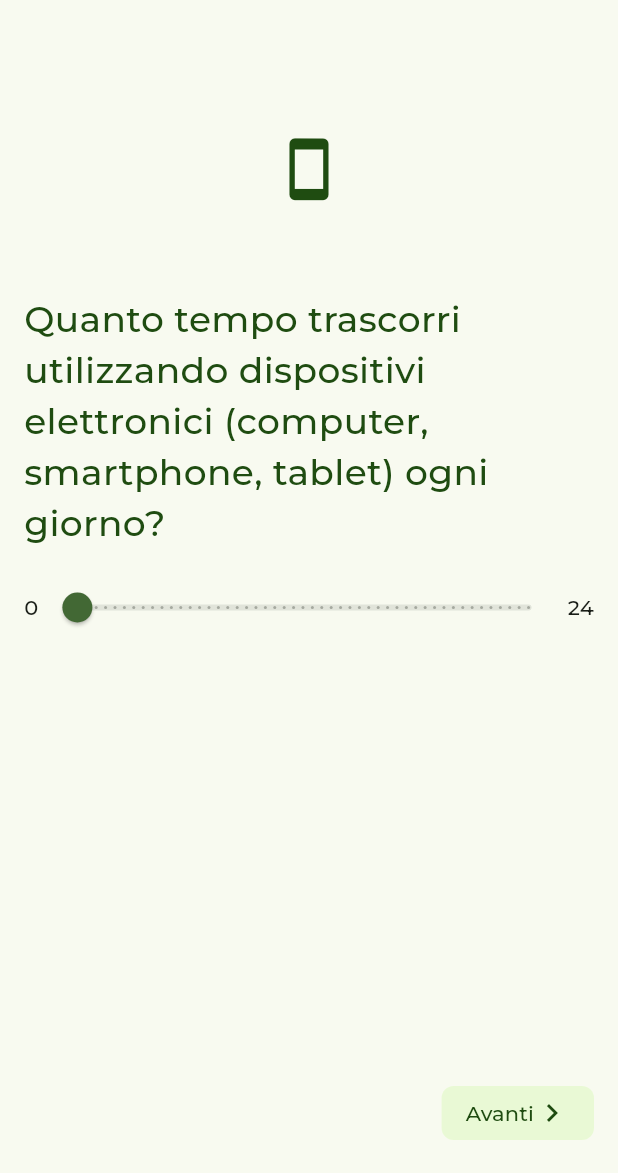
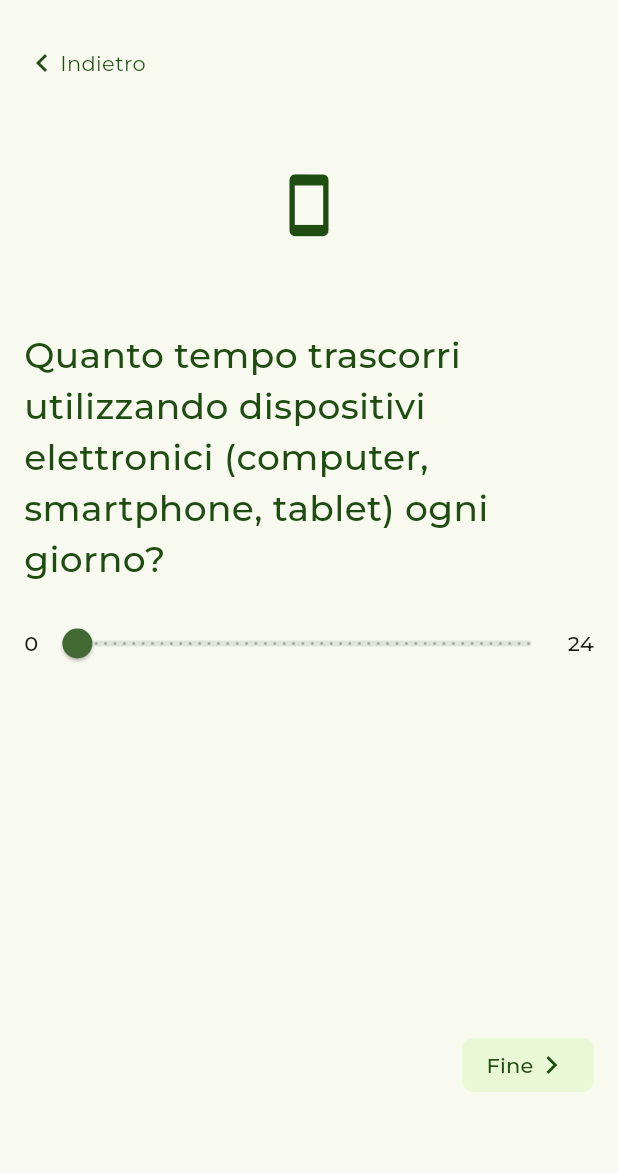
Before and after one commit to veetaw/CarbonSense-IUM, a Flutter app: the Calculator screen opened directly, swiped to page 3, on a phone screen of 412 x 824 dp, the part 63-1236 px from its top. Run offline on Flutter 3.47's test engine with Material 2 defaults, Android fonts, the phone set to English and light mode, and no system bars; our stand-ins replace flutter_map, font_awesome_flutter, google_fonts, latlong2, shared_preferences; missing offline and left inert: flutter_map_marker_popup; accounts and stored records are empty.

Commit message:
Initial implementation of calculator logic

```diff
--- a/lib/components/chat_bubble.dart
+++ b/lib/components/chat_bubble.dart
@@ -120,6 +120,7 @@ class ChatBubble extends StatelessWidget {
                               kRoundBorderRadius / 2,
                             ),
                             onTap: () {
+                              print("hei, ${onQuickQuestionTap == null}");
                               if (onQuickQuestionTap != null) {
                                 onQuickQuestionTap!(e);
                               }
--- a/lib/components/custom_slider.dart
+++ b/lib/components/custom_slider.dart
@@ -4,10 +4,11 @@ import 'package:google_fonts/google_fonts.dart';
 class CustomSlider extends StatefulWidget {
   final double max;
   final double min;
-  final double initialValue;
+  final double? initialValue;
   final EdgeInsets padding;
   final bool round;
   final int? steps;
+  final Function(double) onChange;
 
   const CustomSlider({
     super.key,
@@ -17,6 +18,7 @@ class CustomSlider extends StatefulWidget {
     this.padding = EdgeInsets.zero,
     this.round = false,
     this.steps,
+    required this.onChange,
   });
 
   @override
@@ -28,7 +30,7 @@ class _CustomSliderState extends State<CustomSlider> {
 
   @override
   void initState() {
-    value ??= widget.initialValue;
+    value ??= (widget.initialValue ?? 0);
     super.initState();
   }
 
@@ -52,6 +54,7 @@ class _CustomSliderState extends State<CustomSlider> {
               value: value!,
               divisions: widget.steps,
               onChanged: (v) {
+                widget.onChange(v);
                 setState(() => value = v);
               },
               label: widget.round
--- a/lib/screens/calculator.dart
+++ b/lib/screens/calculator.dart
@@ -14,10 +14,21 @@ import 'package:google_fonts/google_fonts.dart';
   Quante ore trascorri in aereo ogni anno (calcola una media giornaliera)?
    */
 
-class Calculator extends StatelessWidget {
+class Calculator extends StatefulWidget {
+  const Calculator({super.key});
+
+  @override
+  State<Calculator> createState() => _CalculatorState();
+}
+
+class _CalculatorState extends State<Calculator> {
+  double? kmAuto;
+  double? kmMezzi;
+  double? oreAereo;
+  double? kwhCasa;
+  double? oreUsoTablet;
+
   final PageController _pageController = PageController();
-
-  Calculator({super.key});
 
   Widget _buildNextButton() {
     return MaterialButton(
@@ -37,6 +48,74 @@ class Calculator extends StatelessWidget {
         children: [
           Text(
             "Avanti",
+            style: GoogleFonts.montserrat(
+              color: kDarkGreen,
+            ),
+          ),
+          const Icon(
+            Icons.keyboard_arrow_right_outlined,
+            color: kDarkGreen,
+          ),
+        ],
+      ),
+    );
+  }
+
+  Widget _buildPrevButton() {
+    return Align(
+      alignment: Alignment.topLeft,
+      child: InkWell(
+        onTap: () => _pageController.previousPage(
+          duration: const Duration(milliseconds: 250),
+          curve: Curves.ease,
+        ),
+        child: Row(
+          children: [
+            const Icon(
+              Icons.keyboard_arrow_left_outlined,
+              color: kDarkGreen,
+            ),
+            Text(
+              "Indietro",
+              style: GoogleFonts.montserrat(
+                color: kDarkGreen,
+              ),
+            ),
+          ],
+        ),
+      ),
+    );
+  }
+
+  Widget _buildFinishButton() {
+    return MaterialButton(
+      color: kLightGreen4.withOpacity(.5),
+      shape: RoundedRectangleBorder(
+        borderRadius: BorderRadius.circular(8),
+      ),
+      elevation: 0,
+      onPressed: () {
+        double kmAutoMultiplied = (kmAuto ?? 0) * 20;
+        double kmMezziMultiplied = (kmMezzi ?? 0) * 0.8;
+        double oreAereoMultipied = (oreAereo ?? 0) * 35;
+        double kwhCasaMultiplied = (kwhCasa ?? 0) * 15;
+        double oreUsoTabletMultiplied = (oreUsoTablet ?? 0) * 1;
+
+        double result = kmAutoMultiplied +
+            kmMezziMultiplied +
+            oreAereoMultipied +
+            kwhCasaMultiplied +
+            oreUsoTabletMultiplied;
+
+        double normalizedResult = (result / 14184) * 5;
+
+        print(normalizedResult);
+      },
+      child: Row(
+        mainAxisSize: MainAxisSize.min,
+        children: [
+          Text(
+            "Fine",
             style: GoogleFonts.montserrat(
               color: kDarkGreen,
             ),
@@ -84,9 +163,11 @@ class Calculator extends StatelessWidget {
                 ),
               ),
             ),
-            const CustomSlider(
-              padding: EdgeInsets.symmetric(vertical: 16),
+            CustomSlider(
+              padding: const EdgeInsets.symmetric(vertical: 16),
               max: 200,
+              initialValue: kmAuto,
+              onChange: (v) => setState(() => kmAuto = v),
             ),
             const Padding(
               padding: EdgeInsets.only(
@@ -104,9 +185,11 @@ class Calculator extends StatelessWidget {
                 ),
               ),
             ),
-            const CustomSlider(
-              padding: EdgeInsets.symmetric(vertical: 16),
+            CustomSlider(
+              padding: const EdgeInsets.symmetric(vertical: 16),
               max: 200,
+              initialValue: kmMezzi,
+              onChange: (v) => setState(() => kmMezzi = v),
             ),
             const Padding(
               padding: EdgeInsets.only(
@@ -124,9 +207,11 @@ class Calculator extends StatelessWidget {
                 ),
               ),
             ),
-            const CustomSlider(
-              padding: EdgeInsets.symmetric(vertical: 16),
+            CustomSlider(
+              padding: const EdgeInsets.symmetric(vertical: 16),
               max: 200,
+              initialValue: oreAereo,
+              onChange: (v) => setState(() => oreAereo = v),
             ),
             const Spacer(),
             Align(
@@ -145,6 +230,7 @@ class Calculator extends StatelessWidget {
       mainAxisAlignment: MainAxisAlignment.start,
       mainAxisSize: MainAxisSize.max,
       children: [
+        _buildPrevButton(),
         const Padding(
           padding: EdgeInsets.all(60),
           child: Icon(
@@ -164,14 +250,19 @@ class Calculator extends StatelessWidget {
             ),
           ),
         ),
-        const CustomSlider(
-          padding: EdgeInsets.symmetric(vertical: 16),
+        CustomSlider(
+          padding: const EdgeInsets.symmetric(vertical: 16),
           max: 200,
+          initialValue: kwhCasa,
+          onChange: (v) => setState(() => kwhCasa = v),
         ),
         const Spacer(),
         Align(
           alignment: Alignment.bottomRight,
           child: _buildNextButton(),
+        ),
+        const Padding(
+          padding: EdgeInsets.only(bottom: 32),
         ),
       ],
     );
@@ -183,6 +274,7 @@ class Calculator extends StatelessWidget {
       mainAxisAlignment: MainAxisAlignment.start,
       mainAxisSize: MainAxisSize.max,
       children: [
+        _buildPrevButton(),
         const Padding(
           padding: EdgeInsets.all(60),
           child: Icon(
@@ -202,16 +294,21 @@ class Calculator extends StatelessWidget {
             ),
           ),
         ),
-        const CustomSlider(
-          padding: EdgeInsets.symmetric(vertical: 16),
+        CustomSlider(
+          padding: const EdgeInsets.symmetric(vertical: 16),
           round: false,
           steps: 48,
           max: 24,
+          initialValue: oreUsoTablet,
+          onChange: (v) => setState(() => oreUsoTablet = v),
         ),
         const Spacer(),
         Align(
           alignment: Alignment.bottomRight,
-          child: _buildNextButton(),
+          child: _buildFinishButton(),
+        ),
+        const Padding(
+          padding: EdgeInsets.only(bottom: 32),
         ),
       ],
     );
--- /dev/null
+++ b/lib/service/shared_preferences_service.dart
@@ -0,0 +1,29 @@
+import 'package:shared_preferences/shared_preferences.dart';
+
+/// Utility class for SharedPreferences.
+/// from https://github.com/C01-GlucoseGuardian/mobileApp/blob/master/lib/services/shared_preferences_service.dart
+///
+/// It creates a singleton in order to have it in the whole widget tree without
+/// calling SharedPreferences.getInstance() multiple times.
+/// Easily modifiable to hold maybe a volatile cache of the preferences.
+class SharedPreferenceService {
+  /// Contains the SharedPreferences instance field,
+  /// created by [SharedPreferenceService.init]
+  static late final SharedPreferences _instance;
+
+  static const String _kFirstTimeOpeningApp = "firstTimeOpeningApp";
+
+  /// Creates [SharedPreferenceService._instance], this should be called in the
+  /// main function after `WidgetsFlutterBinding.ensureInitialized()`
+  static Future<SharedPreferences> init() async =>
+      _instance = await SharedPreferences.getInstance();
+
+  /// returns true if the user is opening the app for
+  /// the first time (fresh install)
+  static bool get firstTimeOpeningApp =>
+      _instance.getBool(_kFirstTimeOpeningApp) ?? true;
+
+  /// This should be set to false after the landing page only once
+  static set firstTimeOpeningApp(bool value) =>
+      _instance.setBool(_kFirstTimeOpeningApp, value);
+}
--- a/pubspec.yaml
+++ b/pubspec.yaml
@@ -17,6 +17,7 @@ dependencies:
   google_fonts: ^5.1.0
   http: ^1.1.0
   latlong2: ^0.9.0
+  shared_preferences: ^2.2.0
 
 dev_dependencies:
   flutter_lints: ^2.0.0
```
Also changed, not shown: lib/main.dart (+10 -2 lines), lib/screens/chat.dart (+26 -22 lines), pubspec.lock, 1 other file.
